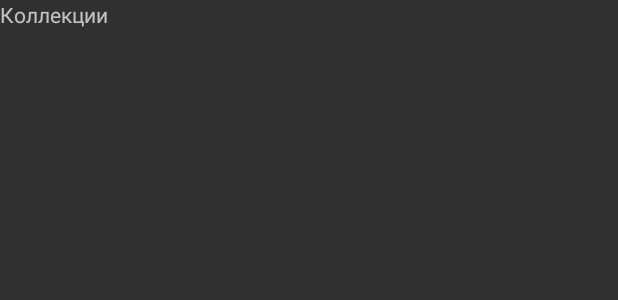
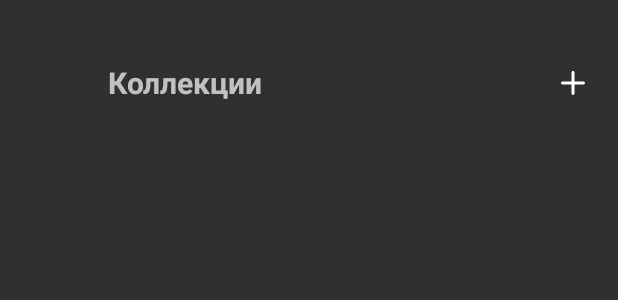
Before and after one commit to AntonBrevnov/world-cinema-brevnov, an Android app: the layout fragment_favorite.xml on its own in the app's theme, with its tools: preview values and no code run, on a phone screen of 412 x 824 dp. Shown: the top 300 px of the screen. Run offline under Robolectric (Android 15) with nearby library versions, the phone set to English and light mode, and no system bars; network calls fail.

Commit message:
some changes

```diff
--- /dev/null
+++ b/app/src/main/res/drawable/plus_icon.xml
@@ -0,0 +1,9 @@
+<vector xmlns:android="http://schemas.android.com/apk/res/android"
+    android:width="28dp"
+    android:height="28dp"
+    android:viewportWidth="28"
+    android:viewportHeight="28">
+  <path
+      android:pathData="M21,13H15V7C15,6.7348 14.8946,6.4804 14.7071,6.2929C14.5196,6.1054 14.2652,6 14,6C13.7348,6 13.4804,6.1054 13.2929,6.2929C13.1054,6.4804 13,6.7348 13,7V13H7C6.7348,13 6.4804,13.1054 6.2929,13.2929C6.1054,13.4804 6,13.7348 6,14C6,14.2652 6.1054,14.5196 6.2929,14.7071C6.4804,14.8946 6.7348,15 7,15H13V21C13,21.2652 13.1054,21.5196 13.2929,21.7071C13.4804,21.8946 13.7348,22 14,22C14.2652,22 14.5196,21.8946 14.7071,21.7071C14.8946,21.5196 15,21.2652 15,21V15H21C21.2652,15 21.5196,14.8946 21.7071,14.7071C21.8946,14.5196 22,14.2652 22,14C22,13.7348 21.8946,13.4804 21.7071,13.2929C21.5196,13.1054 21.2652,13 21,13Z"
+      android:fillColor="#ffffff"/>
+</vector>
--- a/app/src/main/res/layout/activity_main.xml
+++ b/app/src/main/res/layout/activity_main.xml
@@ -4,7 +4,8 @@
     xmlns:tools="http://schemas.android.com/tools"
     android:layout_width="match_parent"
     android:layout_height="match_parent"
-    tools:context=".MainActivity">
+    tools:context=".MainActivity"
+    android:background="@color/black">
     <FrameLayout
         android:id="@+id/mainFrameLayout"
         android:layout_width="match_parent"
--- /dev/null
+++ b/app/src/main/res/layout/collections_list_item.xml
@@ -0,0 +1,7 @@
+<?xml version="1.0" encoding="utf-8"?>
+<LinearLayout xmlns:android="http://schemas.android.com/apk/res/android"
+    android:orientation="vertical"
+    android:layout_width="match_parent"
+    android:layout_height="match_parent">
+
+</LinearLayout>
--- a/app/src/main/res/layout/fragment_favorite.xml
+++ b/app/src/main/res/layout/fragment_favorite.xml
@@ -5,8 +5,38 @@
     android:layout_width="match_parent"
     android:layout_height="match_parent"
     tools:context=".MainActivity">
-    <TextView
+
+    <LinearLayout
         android:layout_width="match_parent"
         android:layout_height="wrap_content"
-        android:text="Коллекции" />
+        android:orientation="horizontal"
+        android:paddingTop="41dp"
+        android:paddingBottom="15dp"
+        android:paddingLeft="72dp"
+        android:paddingRight="16dp">
+        <TextView
+            android:layout_width="wrap_content"
+            android:layout_height="wrap_content"
+            android:layout_weight="1"
+            android:layout_gravity="center_horizontal"
+            android:text="Коллекции"
+            android:textSize="20dp"
+            android:layout_marginTop="13dp"
+            android:textStyle="bold"
+            android:lineHeight="32dp" />
+
+        <ImageButton
+            android:id="@+id/add_collection_button"
+            android:layout_width="wrap_content"
+            android:layout_height="wrap_content"
+            android:layout_gravity="center_horizontal"
+            android:background="#0000"
+            android:src="@drawable/plus_icon" />
+    </LinearLayout>
+
+    <androidx.recyclerview.widget.RecyclerView
+        android:id="@+id/collections_container"
+        android:layout_width="match_parent"
+        android:layout_height="wrap_content" />
+
 </LinearLayout>
--- a/app/src/main/res/layout/fragment_query.xml
+++ b/app/src/main/res/layout/fragment_query.xml
@@ -8,5 +8,10 @@
     <TextView
         android:layout_width="match_parent"
         android:layout_height="wrap_content"
-        android:text="Подборки" />
+        android:text="Подборки"
+        android:textSize="20dp"
+        android:textAlignment="center"
+        android:layout_marginTop="13dp"
+        android:textStyle="bold"
+        android:lineHeight="32dp" />
 </LinearLayout>
```
